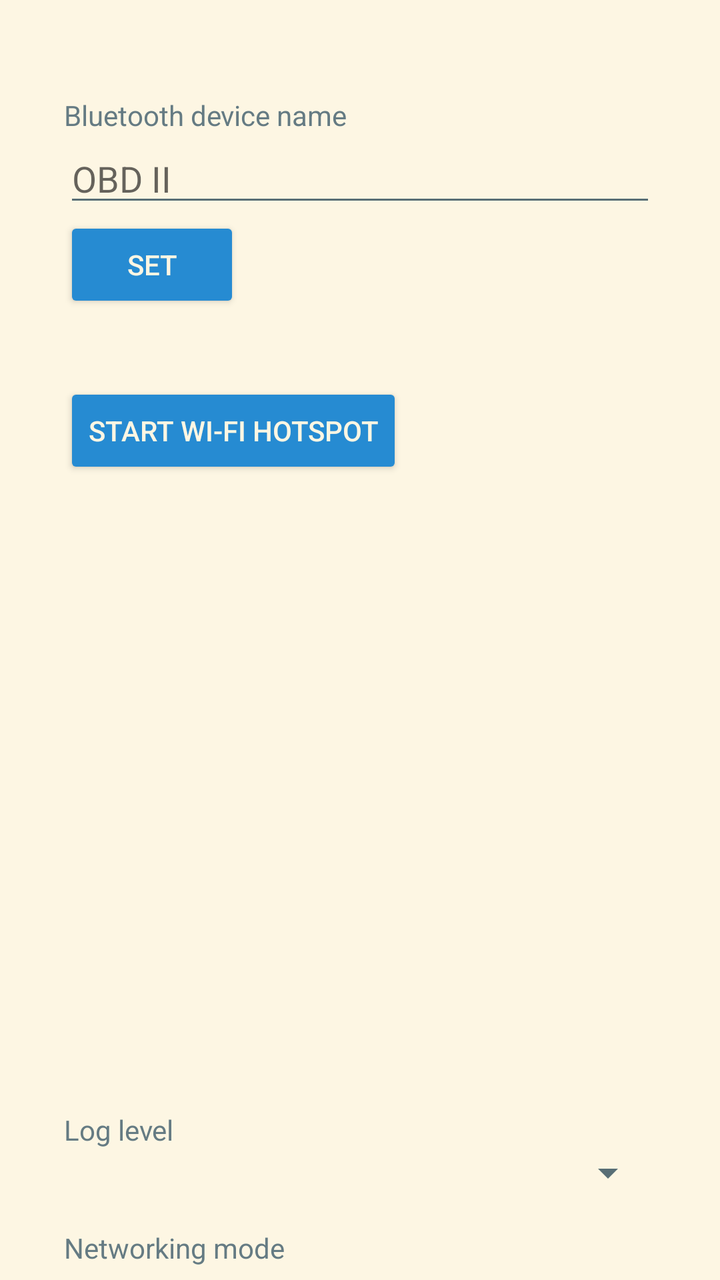
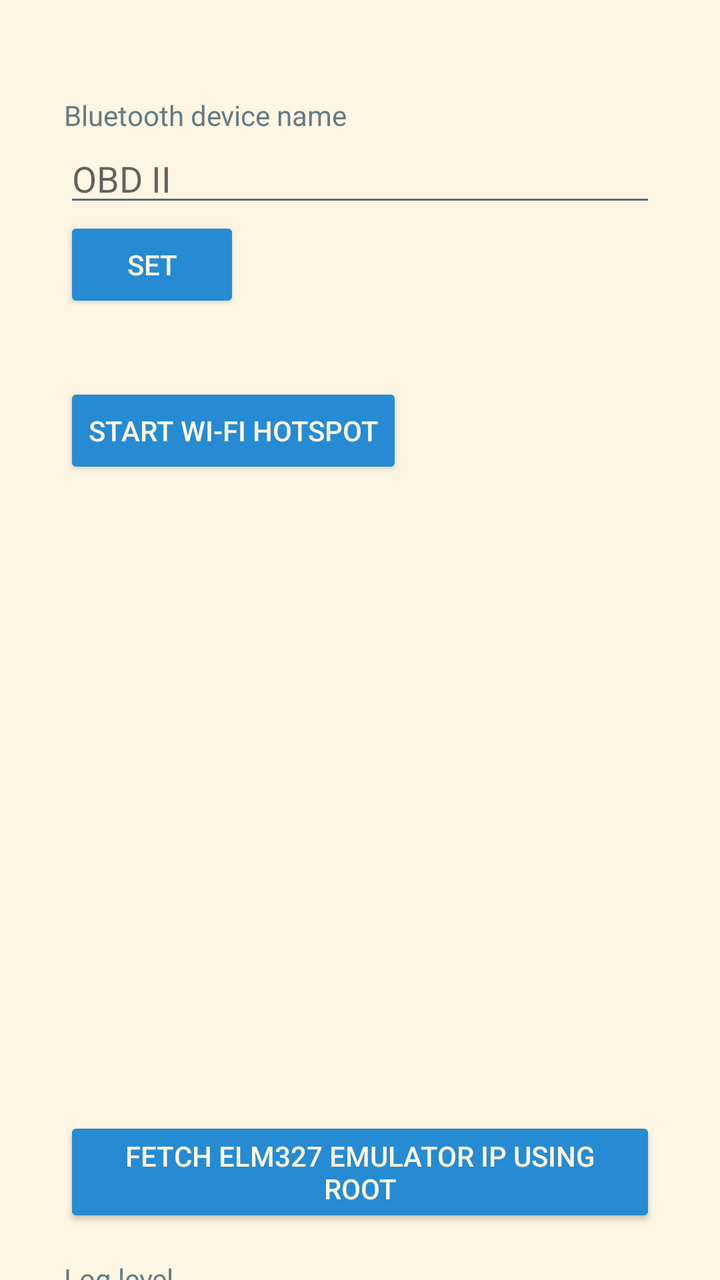

Screens rendered from an Android XML layout before and after an edit, with the pre-edit source and the edit as a unified diff.
<!-- AndroidManifest.xml: application theme Theme.Solarized -->
<!-- res/layout/settings.xml -->
<?xml version="1.0" encoding="utf-8"?>
<androidx.core.widget.NestedScrollView xmlns:android="http://schemas.android.com/apk/res/android"
    android:id="@+id/settingsScroll"
    android:layout_width="match_parent"
    android:layout_height="match_parent"
    android:fillViewport="true">

    <LinearLayout
        android:id="@+id/rootContainer"
        android:layout_width="match_parent"
        android:layout_height="wrap_content"
        android:orientation="vertical"
        android:padding="32dp">

        
        <LinearLayout
            android:id="@+id/btContainer"
            android:layout_width="match_parent"
            android:layout_height="wrap_content"
            android:orientation="vertical"
            android:paddingTop="16dp">

            <TextView
                android:id="@+id/btLabel"
                android:layout_width="wrap_content"
                android:layout_height="wrap_content"
                android:text="@string/settings_btLabel" />

            <EditText
                android:id="@+id/btNameEdit"
                android:layout_width="match_parent"
                android:layout_height="wrap_content"
                android:hint="@string/settings_btHint" />

            <Button
                android:id="@+id/btApplyBtn"
                android:layout_width="wrap_content"
                android:layout_height="wrap_content"
                android:text="@string/settings_btApply" />

            
            <LinearLayout
                android:id="@+id/bleConfigContainer"
                android:layout_width="match_parent"
                android:layout_height="wrap_content"
                android:orientation="vertical"
                android:paddingTop="16dp"
                android:visibility="gone">

                <TextView
                    android:layout_width="wrap_content"
                    android:layout_height="wrap_content"
                    android:text="@string/settings_ble_profiles_title" />

                <Spinner
                    android:id="@+id/bleProfileSpinner"
                    android:layout_width="match_parent"
                    android:layout_height="wrap_content" />

                
                <LinearLayout
                    android:id="@+id/customBleContainer"
                    android:layout_width="match_parent"
                    android:layout_height="wrap_content"
                    android:orientation="vertical">

                    <TextView
                        android:layout_width="wrap_content"
                        android:layout_height="wrap_content"
                        android:text="@string/settings_ble_profile_service_uuid" />

                    <EditText
                        android:id="@+id/customServiceUuid"
                        android:layout_width="match_parent"
                        android:layout_height="wrap_content"
                        android:inputType="textCapCharacters|textNoSuggestions"
                        android:hint="6E400001-B5A3-F393-E0A9-E50E24DCCA9E" />

                    <TextView
                        android:layout_width="wrap_content"
                        android:layout_height="wrap_content"
                        android:text="@string/settings_ble_profile_tx_uuid" />

                    <EditText
                        android:id="@+id/customTxUuid"
                        android:layout_width="match_parent"
                        android:layout_height="wrap_content"
                        android:inputType="textCapCharacters|textNoSuggestions"
                        android:hint="6E400003-B5A3-F393-E0A9-E50E24DCCA9E" />

                    <TextView
                        android:layout_width="wrap_content"
                        android:layout_height="wrap_content"
                        android:text="@string/settings_ble_profile_rx_uuid" />

                    <EditText
                        android:id="@+id/customRxUuid"
                        android:layout_width="match_parent"
                        android:layout_height="wrap_content"
                        android:inputType="textCapCharacters|textNoSuggestions"
                        android:hint="6E400002-B5A3-F393-E0A9-E50E24DCCA9E" />

                </LinearLayout>

            </LinearLayout>
        </LinearLayout>

        <LinearLayout
            android:id="@+id/wifiContainer"
            android:layout_width="match_parent"
            android:layout_height="wrap_content"
            android:orientation="vertical"
            android:paddingTop="16dp">

            <TextView
                android:id="@+id/settings_wifi_startBtn_hotspot_error_return"
                android:layout_width="wrap_content"
                android:layout_height="wrap_content"
                android:text="@string/settings_wifi_startBtn_hotspot_error_return" />
            
            <Button
                android:id="@+id/settings_wifi_startBtn"
                android:layout_width="wrap_content"
                android:layout_height="wrap_content"
                android:text="@string/settings_wifi_startBtn" />
            
            <ImageView
                android:id="@+id/settings_wifi_qrCode"
                android:layout_width="300dp"
                android:layout_height="300dp"
                android:layout_gravity="center"/>

        </LinearLayout>

        
        <TextView
            android:id="@+id/logLevelLabel"
            android:layout_width="wrap_content"
            android:layout_height="wrap_content"
            android:text="@string/settings_logLevelLabel"
            android:paddingTop="16dp" />

        <Spinner
            android:id="@+id/logLevelSpinner"
            android:layout_width="match_parent"
            android:layout_height="wrap_content" />

        
        <TextView
            android:id="@+id/networkLabel"
            android:layout_width="wrap_content"
            android:layout_height="wrap_content"
            android:text="@string/settings_networkLabel"
            android:paddingTop="16dp" />

        <Spinner
            android:id="@+id/networkSpinner"
            android:layout_width="match_parent"
            android:layout_height="wrap_content" />

        
        <TextView
            android:id="@+id/elmTitle"
            android:layout_width="wrap_content"
            android:layout_height="wrap_content"
            android:text="@string/settings_elmTitle"
            android:textSize="18sp"
            android:paddingTop="32dp" />

        <Spinner
            android:id="@+id/protocolSpinner"
            android:layout_width="match_parent"
            android:layout_height="wrap_content" />

    </LinearLayout>
</androidx.core.widget.NestedScrollView>
<!-- resources referenced by this layout -->
<resources>
  <string name="settings_ble_profile_rx_uuid">RX Characteristic UUID</string>
  <string name="settings_ble_profile_service_uuid">Service UUID</string>
  <string name="settings_ble_profile_tx_uuid">TX Characteristic UUID</string>
  <string name="settings_ble_profiles_title">BLE UART Profile</string>
  <string name="settings_btApply">Set</string>
  <string name="settings_btHint">OBD II</string>
  <string name="settings_btLabel">Bluetooth device name</string>
  <string name="settings_elmTitle">ELM327 parameters</string>
  <string name="settings_logLevelLabel">Log level</string>
  <string name="settings_networkLabel">Networking mode</string>
  <string name="settings_wifi_startBtn">Start Wi-Fi Hotspot</string>
  <string name="settings_wifi_startBtn_hotspot_error_return" />
  <style name="Theme.Solarized" parent="Theme.AppCompat.Light.NoActionBar">
          <item name="colorPrimary">@color/sol_base2</item>
          <item name="colorPrimaryDark">@color/sol_base1</item>
          <item name="colorAccent">@color/sol_blue</item>
  
          <item name="android:windowBackground">@color/sol_base3</item>
          <item name="android:colorBackground">@color/sol_base3</item>
          <item name="android:textColor">@color/sol_base00</item>
          <item name="colorOnPrimary">@color/sol_base00</item>
          <item name="android:textColorSecondary">@color/sol_base01</item>
  
          <item name="android:textViewStyle">@style/Solarized.TextView.Light</item>
          <item name="android:editTextStyle">@style/Solarized.EditText.Light</item>
          <item name="android:buttonStyle">@style/Solarized.Button.Light</item>
          <item name="android:checkboxStyle">@style/Solarized.CheckBox.Light</item>
          <item name="android:alertDialogTheme">@style/Solarized.TextView.AlertDialog.Light</item>
      </style>
  <color name="sol_base2">#eee8d5</color>
  <color name="sol_base1">#93a1a1</color>
  <color name="sol_blue">#268bd2</color>
  <color name="sol_base3">#fdf6e3</color>
  <color name="sol_base00">#657b83</color>
  <color name="sol_base01">#586e75</color>
  <style name="Solarized.TextView.Light" parent="TextAppearance.AppCompat">
          <item name="android:textColor">@color/sol_base00</item>
      </style>
  <style name="Solarized.EditText.Light" parent="Widget.AppCompat.EditText">
          <item name="android:textColor">@color/sol_base00</item>
          <item name="android:textColorHint">@color/sol_base01</item>
          <item name="android:backgroundTint">@color/sol_base1</item>
      </style>
  <style name="Solarized.Button.Light" parent="Widget.AppCompat.Button">
          <item name="android:textColor">@color/sol_base3</item>
          <item name="android:backgroundTint">@color/sol_blue</item>
      </style>
  <style name="Solarized.CheckBox.Light" parent="Widget.AppCompat.CompoundButton.CheckBox">
          <item name="android:textColor">@color/sol_base00</item>
          <item name="buttonTint">@color/sol_cyan</item>
      </style>
  <style name="Solarized.TextView.AlertDialog.Light" parent="Theme.AppCompat.Dialog.Alert">
          <item name="android:background">@color/sol_base2</item>
      </style>
  <color name="sol_cyan">#2aa198</color>
</resources>

<!-- the commit's change to res/layout/settings.xml (unified diff, before → after) -->
@@ -130,6 +130,18 @@
                 android:layout_height="300dp"
                 android:layout_gravity="center"/>
 
+            <TextView
+                android:id="@+id/settings_wifi_hotspot_gatewayIp"
+                android:layout_width="wrap_content"
+                android:layout_height="wrap_content"
+                android:text="" />
+
+            <Button
+                android:id="@+id/settings_wifi_hotspot_gatewayIpBtn"
+                android:layout_width="wrap_content"
+                android:layout_height="wrap_content"
+                android:text="@string/settings_wifi_hotspot_gatewayIpBtn" />
+
         </LinearLayout>
 
         
<!-- resource entries referenced after the edit -->
@@ -10,6 +10,7 @@
   <string name="settings_elmTitle">ELM327 parameters</string>
   <string name="settings_logLevelLabel">Log level</string>
   <string name="settings_networkLabel">Networking mode</string>
+  <string name="settings_wifi_hotspot_gatewayIpBtn">Fetch ELM327 emulator IP using root</string>
   <string name="settings_wifi_startBtn">Start Wi-Fi Hotspot</string>
   <string name="settings_wifi_startBtn_hotspot_error_return" />
   <style name="Theme.Solarized" parent="Theme.AppCompat.Light.NoActionBar">
